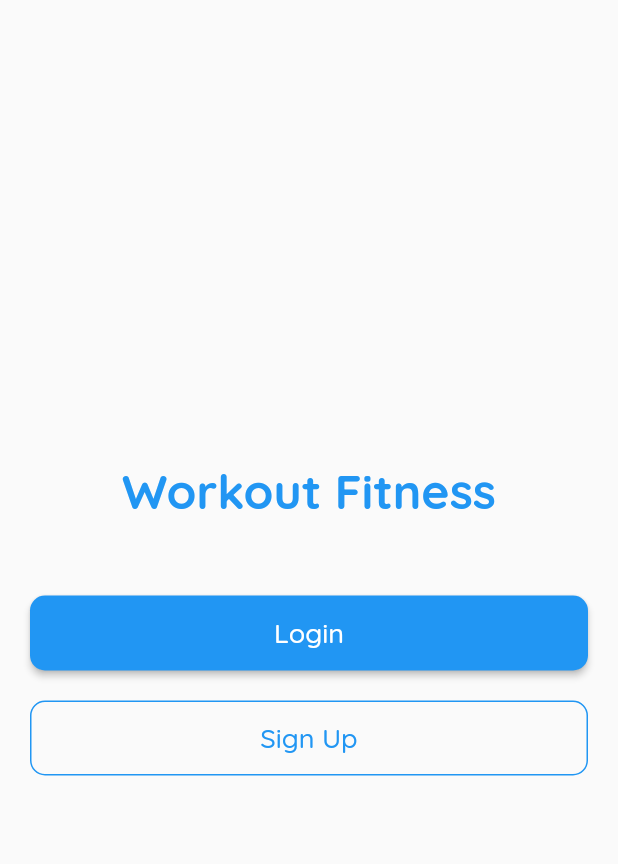
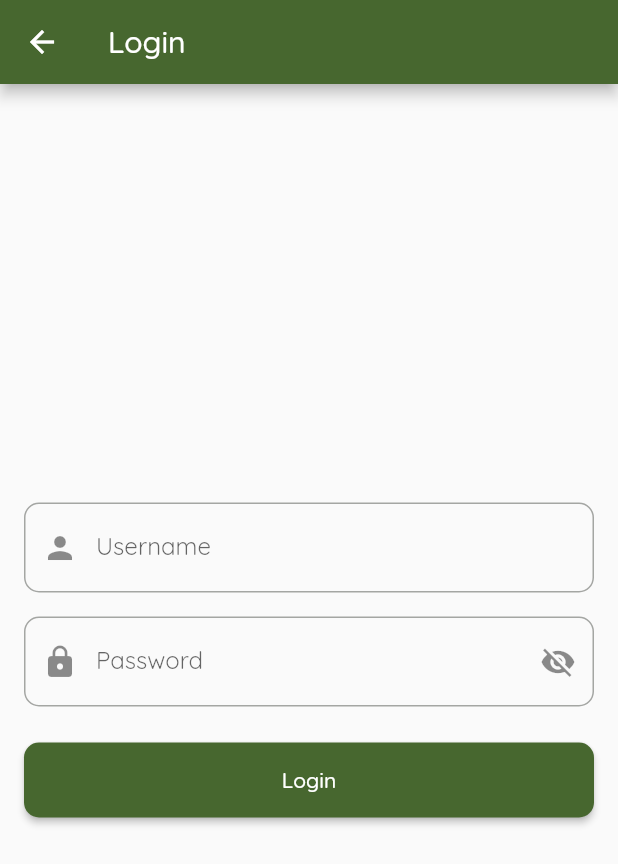
Before and after one commit to Human-Machine-Interaction/HMI-Frontend, a Flutter app: the screen it shows after launch, after a tap on "Login", on a phone screen of 412 x 824 dp. Shown: the top 864 px of the screen. Run offline on Flutter 3.47's test engine with Material 3 defaults, Android fonts, the phone set to English and light mode, and no system bars; our stand-ins replace camera, carousel_slider, chewie, dio, flutter_calendar_carousel, flutter_rating_bar and 4 more; missing offline and left inert: dart:ffi, google_mlkit_pose_detection.

Commit message:
add login

```diff
--- a/fitness/lib/api/network_service.dart
+++ b/fitness/lib/api/network_service.dart
@@ -17,7 +17,7 @@ class NetworkService {
   Future<void> initClient({String? token}) async {
     _dio = Dio(
       BaseOptions(
-        baseUrl: 'http://10.0.2.2:3001',
+        baseUrl: 'http://10.10.85.171:3000',
         headers: {
           if (token != null) 'Authorization': 'Bearer $token',
         },
--- a/fitness/lib/view/home/home_view.dart
+++ b/fitness/lib/view/home/home_view.dart
@@ -45,15 +45,15 @@ class _HomeViewState extends State<HomeView> {
     List<Map<String, dynamic>> categories = [
       {
         "name": "Low Impact",
-        "image": "assets/img/2.png",
+        "image": "assets/img/PelvicTilts.png",
       },
       {
         "name": "Cardio",
-        "image": "assets/img/3.png",
+        "image": "assets/img/SitExercise.png",
       },
       {
         "name": "Strength",
-        "image": "assets/img/5.png",
+        "image": "assets/img/CoreExerciseHeelSlide.png",
       }
     ];
 
--- a/fitness/lib/view/login/auth_view.dart
+++ b/fitness/lib/view/login/auth_view.dart
@@ -1,4 +1,5 @@
 import 'package:flutter/material.dart';
+import 'package:workout_fitness/view/login/login.dart';
 import 'package:workout_fitness/view/login/on_boarding_view.dart';
 
 
@@ -27,7 +28,12 @@ class AuthView extends StatelessWidget {
                 width: double.infinity,
                 height: 50,
                 child: ElevatedButton(
-                  onPressed: () {},
+                  onPressed: () {
+                    Navigator.push(
+                      context,
+                      MaterialPageRoute(builder: (context) => const LoginView()),
+                    );
+                  },
                   style: ElevatedButton.styleFrom(
                     backgroundColor: Colors.blue,
                     shape: RoundedRectangleBorder(
--- /dev/null
+++ b/fitness/lib/view/login/login.dart
@@ -0,0 +1,200 @@
+import 'package:flutter/material.dart';
+import 'package:workout_fitness/api/network_service.dart';
+import 'package:workout_fitness/view/home/home_view.dart';
+
+import '../../data/services/Preferences.dart';
+import '../menu/menu_view.dart';
+
+class LoginView extends StatefulWidget {
+  const LoginView({super.key});
+
+  @override
+  State<LoginView> createState() => _LoginViewState();
+}
+
+class _LoginViewState extends State<LoginView> {
+  // Controllers for text input fields
+  final TextEditingController _usernameController = TextEditingController();
+  final TextEditingController _passwordController = TextEditingController();
+
+  // Focus nodes for managing input focus
+  final FocusNode _usernameFocusNode = FocusNode();
+  final FocusNode _passwordFocusNode = FocusNode();
+
+  // To manage password visibility
+  bool _isPasswordVisible = false;
+
+  // Login function (you'll implement actual authentication logic)
+  void _handleLogin() async {
+    // Show loading indicator
+    showDialog(
+      context: context,
+      barrierDismissible: false,
+      builder: (BuildContext context) {
+        return const Center(
+          child: CircularProgressIndicator(),
+        );
+      },
+    );
+
+    try {
+      // Unfocus all text fields before login
+      _usernameFocusNode.unfocus();
+      _passwordFocusNode.unfocus();
+
+      final String username = _usernameController.text;
+      final String password = _passwordController.text;
+
+      // Validate input fields
+      if (username.isEmpty || password.isEmpty) {
+        throw Exception('Username and password cannot be empty');
+      }
+
+      final response = await NetworkService.instance
+          .post('/auth/login', body: {'username': username, 'password': password});
+
+
+      // Remove loading indicator
+      Navigator.of(context).pop();
+
+      // Store JWT token
+      await Preferences.setJwtSecret(response['access_token']);
+
+      // Fetch user details
+      final user = await NetworkService.instance.get('/users/me');
+
+      print(user["id"]);
+
+      await Preferences.setUserId(user["id"]);
+
+      // Navigate to next screen or perform post-login actions
+      Navigator.of(context).pushReplacement(
+        MaterialPageRoute(
+          builder: (context) => MenuView(),
+        ),
+      );
+    } catch (e) {
+      // Remove loading indicator
+      Navigator.of(context).pop();
+
+      // Show error dialog
+      showDialog(
+        context: context,
+        builder: (BuildContext context) {
+          return AlertDialog(
+            title: const Text('Login Failed'),
+            content: Text(
+              'An unexpected error occurred. Please try again.',
+            ),
+            actions: [
+              TextButton(
+                onPressed: () {
+                  Navigator.of(context).pop();
+                },
+                child: const Text('OK'),
+              ),
+            ],
+          );
+        },
+      );
+
+      // Optional: Log the error
+      print('Login error: $e');
+    }
+  }
+
+  @override
+  void dispose() {
+    // Clean up controllers and focus nodes when the widget is disposed
+    _usernameController.dispose();
+    _passwordController.dispose();
+    _usernameFocusNode.dispose();
+    _passwordFocusNode.dispose();
+    super.dispose();
+  }
+
+  @override
+  Widget build(BuildContext context) {
+    return GestureDetector(
+      // Detect taps outside of input fields to unfocus
+      onTap: () {
+        // Unfocus all text fields when tapping outside
+        FocusScope.of(context).unfocus();
+      },
+      child: Scaffold(
+        appBar: AppBar(
+          title: const Text('Login'),
+        ),
+        body: Padding(
+          padding: const EdgeInsets.all(16.0),
+          child: Column(
+            mainAxisAlignment: MainAxisAlignment.center,
+            children: [
+              // Username TextField
+              TextField(
+                controller: _usernameController,
+                focusNode: _usernameFocusNode,
+                decoration: InputDecoration(
+                  labelText: 'Username',
+                  prefixIcon: const Icon(Icons.person),
+                  border: OutlineInputBorder(
+                    borderRadius: BorderRadius.circular(10),
+                  ),
+                ),
+                keyboardType: TextInputType.emailAddress,
+                textInputAction: TextInputAction.next,
+                // Move focus to password field when done with username
+                onEditingComplete: () {
+                  FocusScope.of(context).requestFocus(_passwordFocusNode);
+                },
+              ),
+              const SizedBox(height: 16),
+
+              // Password TextField
+              TextField(
+                controller: _passwordController,
+                focusNode: _passwordFocusNode,
+                decoration: InputDecoration(
+                  labelText: 'Password',
+                  prefixIcon: const Icon(Icons.lock),
+                  suffixIcon: IconButton(
+                    icon: Icon(
+                      _isPasswordVisible
+                          ? Icons.visibility
+                          : Icons.visibility_off,
+                    ),
+                    onPressed: () {
+                      setState(() {
+                        _isPasswordVisible = !_isPasswordVisible;
+                      });
+                    },
+                  ),
+                  border: OutlineInputBorder(
+                    borderRadius: BorderRadius.circular(10),
+                  ),
+                ),
+                obscureText: !_isPasswordVisible,
+                keyboardType: TextInputType.visiblePassword,
+                textInputAction: TextInputAction.done,
+                onEditingComplete: _handleLogin,
+              ),
+              const SizedBox(height: 24),
+
+              // Login Button
+              ElevatedButton(
+                onPressed: _handleLogin,
+                style: ElevatedButton.styleFrom(
+                  minimumSize: const Size(double.infinity, 50),
+                  shape: RoundedRectangleBorder(
+                    borderRadius: BorderRadius.circular(10),
+                  ),
+                ),
+                child: const Text('Login'),
+              ),
+            ],
+          ),
+        ),
+      ),
+    );
+  }
+}
```
Also changed, not shown: fitness/lib/view/exercise/exercise_view_2.dart (+12 -12 lines), fitness/lib/view/login/step3_view.dart (+8 -13 lines), fitness/assets/img/CoreExerciseBridge.png (renamed from fitness/assets/img/6.png), fitness/assets/img/CoreExerciseHeelSlide.png (renamed from fitness/assets/img/2.png), fitness/assets/img/DogBird.png (renamed from fitness/assets/img/4.png), fitness/assets/img/PelvicTilts.png (renamed from fitness/assets/img/5.png), fitness/assets/img/SitExercise.png (renamed from fitness/assets/img/3.png), fitness/assets/img/StraightLegRaise.png (renamed from fitness/assets/img/1.png).
